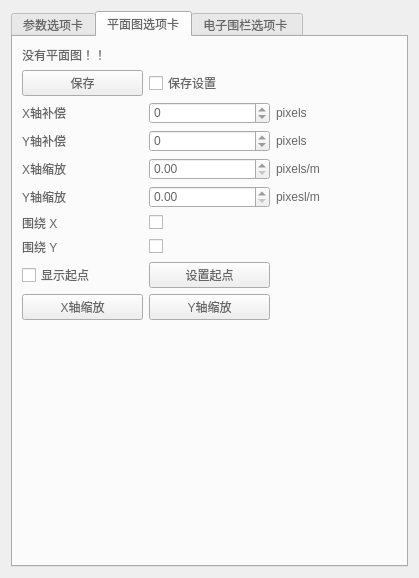
Before: the Qt Designer form views/ViewSettingsWidget.ui in hajungong007/TRUWB, drawn with Qt 5.
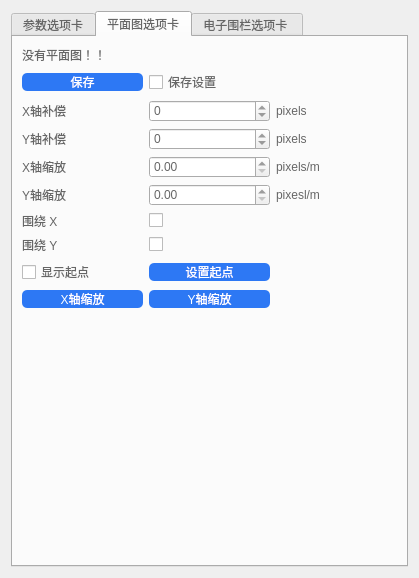
After: the same form once the commit is applied. The open tabs and pages were chosen to show the change.

Commit message: 简单的按钮外观样式修改改&&画电子围栏实现双精度

What changed in the file:
```diff
--- a/views/ViewSettingsWidget.ui
+++ b/views/ViewSettingsWidget.ui
@@ -399,7 +399,7 @@
          <item row="1" column="2">
           <widget class="QPushButton" name="scaleY_pb">
            <property name="styleSheet">
-            <string notr="true">color: #666;</string>
+            <string notr="true">background:#2d78f4;border:none;color:white;border-radius:5px;</string>
            </property>
            <property name="text">
             <string>Y轴缩放</string>
@@ -409,7 +409,7 @@
          <item row="1" column="0">
           <widget class="QPushButton" name="scaleX_pb">
            <property name="styleSheet">
-            <string notr="true">color: #666;</string>
+            <string notr="true">background:#2d78f4;border:none;color:white;border-radius:5px;</string>
            </property>
            <property name="text">
             <string>X轴缩放</string>
@@ -419,7 +419,7 @@
          <item row="0" column="2">
           <widget class="QPushButton" name="origin_pb">
            <property name="styleSheet">
-            <string notr="true">color: #666;</string>
+            <string notr="true">background:#2d78f4;border:none;color:white;border-radius:5px;</string>
            </property>
            <property name="text">
             <string>设置起点</string>
@@ -576,7 +576,7 @@
           <bool>false</bool>
          </property>
          <property name="styleSheet">
-          <string notr="true"/>
+          <string notr="true">background:#2d78f4;border:none;color:white;border-radius:5px;</string>
          </property>
          <property name="text">
           <string>保存</string>
```
Left out of the diff: 3 changed lines with no effect on the pictures. The commit also changes 2 other files.
